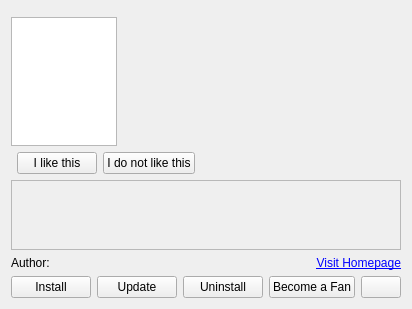
Qt form knewstuff/knewstuff3/ui/entrydetailsdialog.ui (KDE/kdelibs) before a commit.
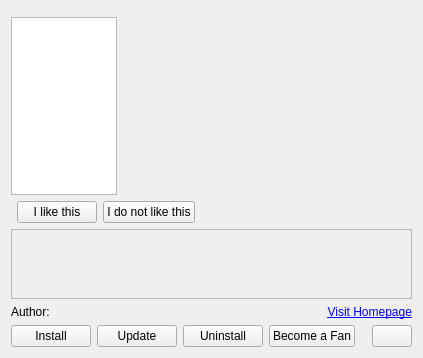
The same form after that commit. Custom widgets are drawn as their Qt base class.

Commit message: add status widget to details dialog, fix image load progress in details dialog (don't try to fetch empty urls)

Diff of the .ui file:
```diff
--- a/knewstuff/knewstuff3/ui/entrydetailsdialog.ui
+++ b/knewstuff/knewstuff3/ui/entrydetailsdialog.ui
@@ -6,8 +6,8 @@
    <rect>
     <x>0</x>
     <y>0</y>
-    <width>388</width>
-    <height>309</height>
+    <width>423</width>
+    <height>358</height>
    </rect>
   </property>
   <layout class="QVBoxLayout" name="verticalLayout_2">
@@ -143,7 +143,7 @@
        <rect>
         <x>0</x>
         <y>0</y>
-        <width>374</width>
+        <width>409</width>
         <height>61</height>
        </rect>
       </property>
@@ -290,6 +290,12 @@
    <header>ui/ratingwidget.h</header>
    <container>1</container>
   </customwidget>
+  <customwidget>
+   <class>KNS3::ProgressIndicator</class>
+   <extends>QFrame</extends>
+   <header>ui/progressindicator.h</header>
+   <container>1</container>
+  </customwidget>
  </customwidgets>
  <resources/>
  <connections/>
```
Left out of the diff: 31 changed lines with no effect on the pictures. The commit also changes 2 other files.
